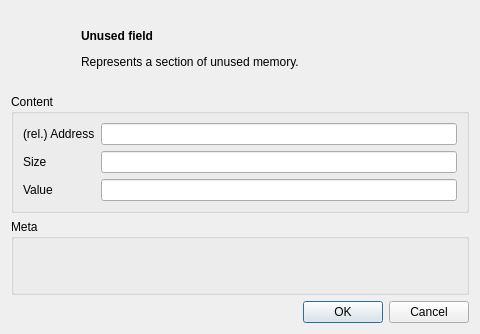
The window that src/unusedfielddialog.ui (dmr-tools/anytone-emu) describes before a commit, drawn with Qt 5.
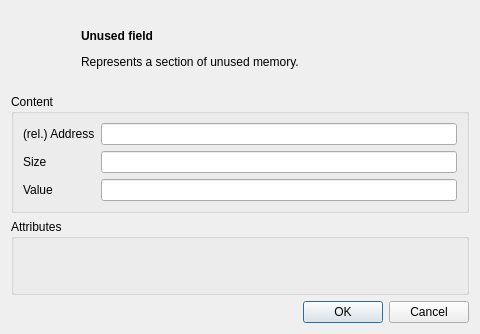
The same window after the commit. Custom widgets are drawn as their Qt base class.

What changed in the file:
```diff
--- a/src/unusedfielddialog.ui
+++ b/src/unusedfielddialog.ui
@@ -89,7 +89,7 @@
    <item>
     <widget class="QGroupBox" name="groupBox_2">
      <property name="title">
-      <string>Meta</string>
+      <string>Attributes</string>
      </property>
      <layout class="QVBoxLayout" name="verticalLayout">
       <property name="spacing">
```
